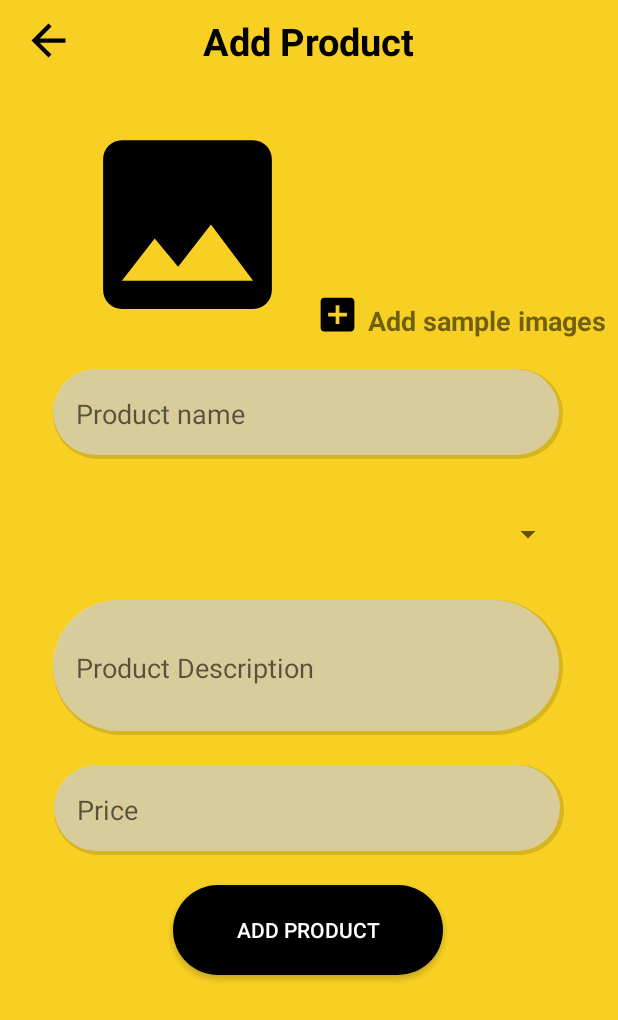
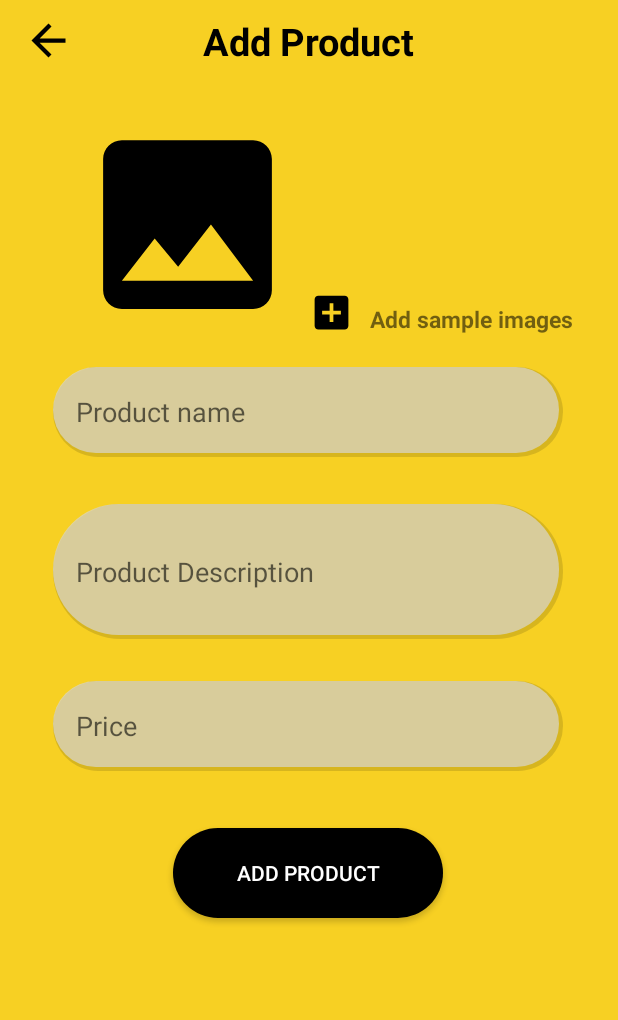
Before and after one commit to Bscit172185/RentoLast, an Android app: the Add_Product_Activity screen opened directly, with no data from a screen before it, on a phone screen of 412 x 824 dp. Shown: the top 1020 px of the screen. Run offline under Robolectric (Android 15) with nearby library versions, the phone set to English and light mode, and no system bars.

```diff
--- a/app/src/main/res/layout/activity_add_product.xml
+++ b/app/src/main/res/layout/activity_add_product.xml
@@ -59,38 +59,25 @@
         app:layout_constraintEnd_toEndOf="parent"
         app:layout_constraintHorizontal_bias="0.0"
         app:layout_constraintStart_toStartOf="parent"
-        app:layout_constraintTop_toBottomOf="@+id/textView10">
+        app:layout_constraintTop_toBottomOf="@+id/imageView13">
 
     </EditText>
 
-
-    <Spinner
-        android:layout_width="340dp"
-        android:layout_height="60dp"
-        android:layout_marginStart="35dp"
-        android:layout_marginTop="20dp"
-        android:layout_marginEnd="36dp"
-        android:spinnerMode="dropdown"
-        app:layout_constraintEnd_toEndOf="parent"
-        app:layout_constraintStart_toStartOf="parent"
-        app:layout_constraintTop_toBottomOf="@+id/editText3" />
 
     <EditText
         android:id="@+id/editText6"
         android:layout_width="340dp"
         android:layout_height="90dp"
         android:layout_marginStart="35dp"
-        android:layout_marginTop="400dp"
+        android:layout_marginTop="31dp"
         android:layout_marginEnd="36dp"
-        android:layout_marginBottom="20dp"
         android:background="@drawable/shadow_textbox_shape"
         android:hint="Product Description"
         android:paddingStart="15dp"
-        app:layout_constraintBottom_toTopOf="@+id/editText7"
         app:layout_constraintEnd_toEndOf="parent"
         app:layout_constraintHorizontal_bias="0.0"
         app:layout_constraintStart_toStartOf="parent"
-        app:layout_constraintTop_toTopOf="parent">
+        app:layout_constraintTop_toBottomOf="@+id/editText3">
 
     </EditText>
 
@@ -99,13 +86,14 @@
         android:layout_width="340dp"
         android:layout_height="60dp"
         android:layout_marginStart="35dp"
-        android:layout_marginTop="20dp"
+        android:layout_marginTop="28dp"
         android:layout_marginEnd="36dp"
         android:background="@drawable/shadow_textbox_shape"
         android:hint="Price"
         android:inputType="number"
         android:paddingStart="15dp"
         app:layout_constraintEnd_toEndOf="parent"
+        app:layout_constraintHorizontal_bias="0.0"
         app:layout_constraintStart_toStartOf="parent"
         app:layout_constraintTop_toBottomOf="@+id/editText6">
 
@@ -128,12 +116,12 @@
         android:layout_width="wrap_content"
         android:layout_height="wrap_content"
         android:layout_marginStart="5dp"
-        android:layout_marginTop="156dp"
-        android:layout_marginBottom="21dp"
+        android:layout_marginTop="157dp"
+        android:layout_marginEnd="34dp"
         android:text="Add sample images"
-        android:textSize="18dp"
+        android:textSize="15dp"
         android:textStyle="bold"
-        app:layout_constraintBottom_toTopOf="@+id/editText3"
+        app:layout_constraintEnd_toEndOf="parent"
         app:layout_constraintStart_toEndOf="@+id/imageButton"
         app:layout_constraintTop_toBottomOf="@+id/textView9" />
 
@@ -141,7 +129,7 @@
         android:layout_width="180dp"
         android:layout_height="60dp"
         android:layout_marginStart="115dp"
-        android:layout_marginTop="20dp"
+        android:layout_marginTop="38dp"
         android:layout_marginEnd="116dp"
         android:background="@drawable/button_layout_standard"
         android:text="Add Product"
```
Also changed, not shown: app/src/main/AndroidManifest.xml (+15 -8 lines), app/src/main/res/layout/activity_select_add_product.xml (added, +9 -0 lines).
